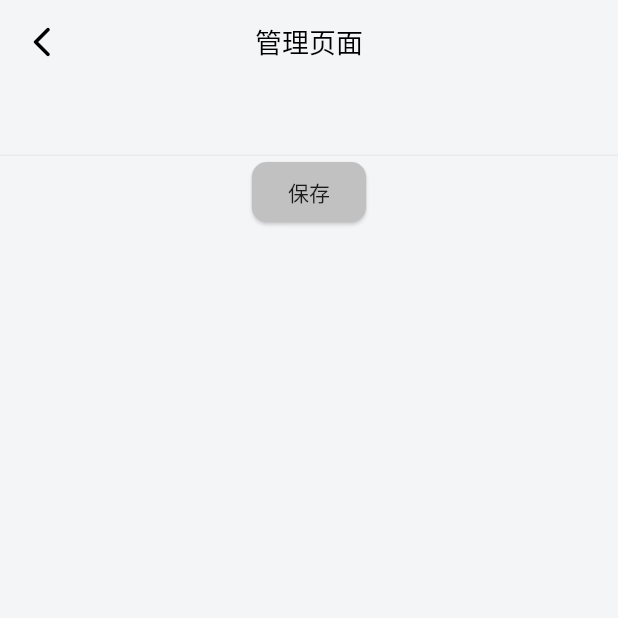
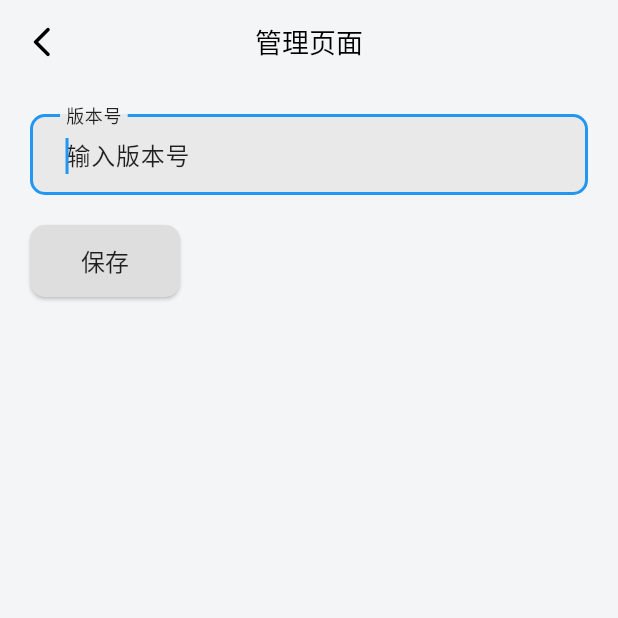
Before and after one commit to lintex/cabbbage, a Flutter app: the ManagePage screen opened directly, on a phone screen of 412 x 824 dp, the top half of it. Run offline on Flutter 3.47's test engine with Material 3 defaults, Android fonts, the phone set to English and light mode, and no system bars; our stand-ins replace flutter_slidable, get, get_storage, isar, timeline_tile; accounts and stored records are empty; generated files the repository leaves out were written again.

Commit message:
版本号功能修改完善

```diff
--- a/lib/components/my_button.dart
+++ b/lib/components/my_button.dart
@@ -5,7 +5,7 @@ class MyButton extends StatelessWidget {
       {super.key,
       required this.text,
       required this.onPressed,
-      this.color = const Color.fromARGB(255, 193, 193, 193)});
+      this.color = const Color.fromARGB(255, 222, 222, 222)});
   //final void Function()? onPressed;
   final VoidCallback onPressed;
   final String text;
@@ -15,6 +15,7 @@ class MyButton extends StatelessWidget {
   Widget build(BuildContext context) {
     return ElevatedButton(
       style: ButtonStyle(
+        minimumSize: MaterialStateProperty.all(const Size(100, 48)),
         backgroundColor: MaterialStateProperty.all(color),
         //文字颜色
         foregroundColor: MaterialStateProperty.all(Colors.black87),
@@ -31,7 +32,10 @@ class MyButton extends StatelessWidget {
       ),
       onPressed: onPressed,
       //shape: const Border(),
-      child: Text(text),
+      child: Text(
+        text,
+        style: const TextStyle(fontSize: 16),
+      ),
     );
   }
 }
--- a/lib/components/my_textfield.dart
+++ b/lib/components/my_textfield.dart
@@ -1,15 +1,14 @@
 import 'package:flutter/material.dart';
 
 class MyTextField extends StatelessWidget {
-  const MyTextField({
-    super.key,
-    required this.controller,
-    this.hintText = "",
-    //this.labelText = ""
-  });
+  const MyTextField(
+      {super.key,
+      required this.controller,
+      this.hintText = "",
+      this.labelText = ""});
   final TextEditingController controller;
   final String hintText;
-  //final String labelText;
+  final String labelText;
 
   @override
   Widget build(BuildContext context) {
@@ -36,8 +35,9 @@ class MyTextField extends StatelessWidget {
         hintText: hintText,
         hintStyle:
             TextStyle(color: Theme.of(context).colorScheme.inversePrimary),
-        //labelText: labelText,
-        labelStyle: const TextStyle(fontSize: 14),
+        labelText: labelText,
+        labelStyle:
+            TextStyle(color: Theme.of(context).colorScheme.inversePrimary),
       ),
     );
   }
--- a/lib/pages/manage_page.dart
+++ b/lib/pages/manage_page.dart
@@ -3,6 +3,7 @@ import 'package:get/get.dart';
 import 'package:get_storage/get_storage.dart';
 import 'package:xiao_note/components/my_app_bar.dart';
 import 'package:xiao_note/components/my_button.dart';
+import 'package:xiao_note/components/my_textfield.dart';
 
 class ManagePage extends StatelessWidget {
   const ManagePage({super.key});
@@ -17,18 +18,31 @@ class ManagePage extends StatelessWidget {
 
     return Scaffold(
         appBar: const MyAppBar(title: "管理页面"),
-        body: Column(
+        body: Padding(
+          padding: const EdgeInsets.all(20.0),
+          child: Column(
+            crossAxisAlignment: CrossAxisAlignment.start,
             children: [
-            TextField(
+              MyTextField(
                 controller: versionController,
+                hintText: '输入版本号',
+                labelText: '版本号',
+              ),
+              const SizedBox(
+                height: 20,
               ),
               MyButton(
                   text: '保存',
                   onPressed: () {
                     box.write('version', versionController.text);
-                  Get.snackbar('注意⚠️', "新版本号${versionController.text}写入✅成功！");
+                    Get.snackbar('', "新版本号 ${versionController.text} 写入成功！");
+                    // var snackBar = SnackBar(
+                    //   content: Text('✅成功：新版本号 ${versionController.text} 写入成功！'),
+                    // );
+                    // ScaffoldMessenger.of(context).showSnackBar(snackBar);
                   })
             ],
+          ),
         ));
   }
 }
```
Also changed, not shown: lib/components/my_drawer.dart (+6 -1 lines), lib/pages/about_page.dart (+12 -6 lines). Lines whose indentation alone changed are shown as unchanged.
